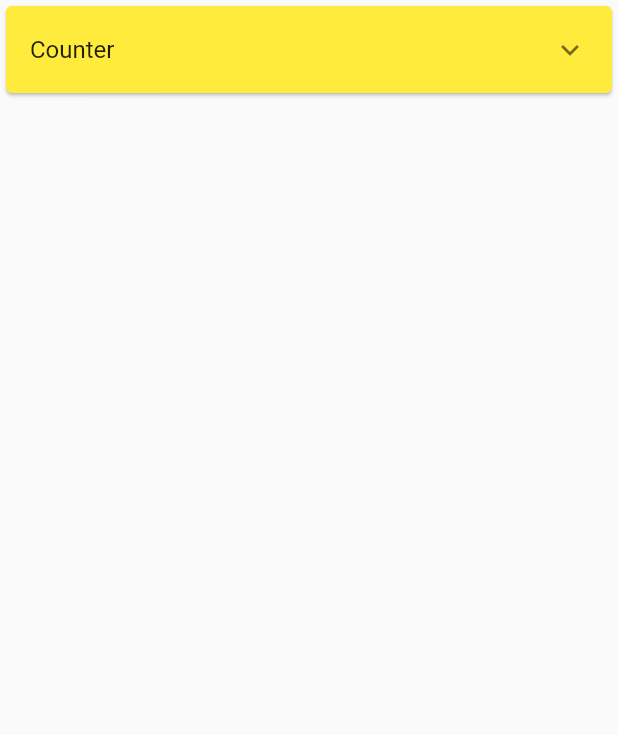
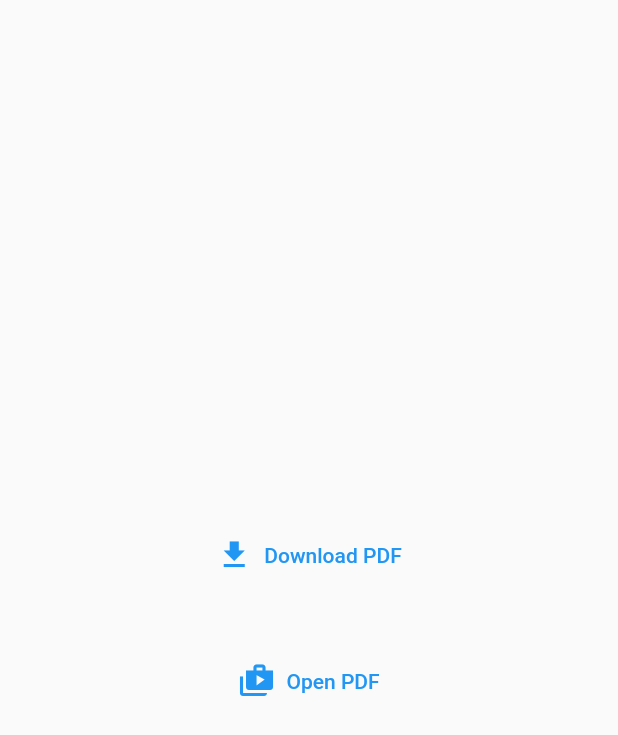
Before and after one commit to scancetin/flutter-examples, a Flutter app: the screen it shows after launch, on a phone screen of 412 x 824 dp. Shown: the top 735 px of the screen. Run offline on Flutter 3.47's test engine with Material 2 defaults, Android fonts, the phone set to English and light mode, and no system bars; our stand-ins replace open_file.

Commit message:
file-manager

```diff
--- /dev/null
+++ b/lib/file_manager/file_download_screen.dart
@@ -0,0 +1,74 @@
+import 'package:flutter/material.dart';
+import 'dart:io';
+import 'package:http/http.dart' as http;
+import 'package:path_provider/path_provider.dart';
+import 'package:open_file/open_file.dart';
+
+class FileDownloadScreen extends StatefulWidget {
+  const FileDownloadScreen({Key? key}) : super(key: key);
+
+  @override
+  _FileDownloadScreenState createState() => _FileDownloadScreenState();
+}
+
+class _FileDownloadScreenState extends State<FileDownloadScreen> {
+  String _filePath = "";
+
+  Future<String> _getDevicePath() async {
+    final _devicePath = await getApplicationDocumentsDirectory();
+    return _devicePath.path;
+  }
+
+  Future<File> _localFile({String? path, String? type}) async {
+    String _path = await _getDevicePath();
+    var _newPath = await Directory("$_path/$path").create();
+    return File("${_newPath.path}/oly.$type");
+  }
+
+  Future<void> _downloadSamplePDF() async {
+    final _response = await http.get(Uri.parse("http://www.africau.edu/images/default/sample.pdf"));
+
+    if (_response.statusCode == 200) {
+      final _file = await _localFile(path: "oly", type: "pdf");
+      final _savePDF = await _file.writeAsBytes(_response.bodyBytes);
+      print("PDF Saved to ${_savePDF.path}");
+      setState(() {
+        _filePath = _savePDF.path;
+      });
+    } else {
+      print(_response.statusCode);
+    }
+  }
+
+  @override
+  Widget build(BuildContext context) {
+    return Scaffold(
+      body: Center(
+        child: Column(
+          mainAxisAlignment: MainAxisAlignment.center,
+          children: <Widget>[
+            TextButton.icon(
+              icon: Icon(Icons.file_download),
+              label: Text("Download PDF"),
+              onPressed: () {
+                _downloadSamplePDF();
+              },
+            ),
+            Padding(
+              padding: EdgeInsets.symmetric(horizontal: 30, vertical: 10),
+              child: Text(_filePath),
+            ),
+            TextButton.icon(
+              icon: Icon(Icons.shop_two),
+              label: Text("Open PDF"),
+              onPressed: () async {
+                final _openFile = await OpenFile.open(_filePath, type: "application/pdf");
+                print(_openFile);
+              },
+            ),
+          ],
+        ),
+      ),
+    );
+  }
+}
--- a/lib/main.dart
+++ b/lib/main.dart
@@ -1,4 +1,5 @@
 import 'package:flutter/material.dart';
+import 'package:flutter_examples/file_manager/file_download_screen.dart';
 import 'package:flutter_examples/firebase_api_write/screens/firebase_screen.dart';
 import 'package:flutter_examples/widget_examples/screens/collapse_view.dart';
 import 'package:flutter_examples/widget_examples/screens/page_view_screen.dart';
@@ -11,7 +12,8 @@ class MyApp extends StatelessWidget {
   Widget build(BuildContext context) {
     return MaterialApp(
       title: 'Material App',
-      home: CollapseViewPage(),
+      debugShowCheckedModeBanner: false,
+      home: FileDownloadScreen(),
     );
   }
 }
--- a/pubspec.yaml
+++ b/pubspec.yaml
@@ -29,6 +29,8 @@ dependencies:
   # Use with the CupertinoIcons class for iOS style icons.
   cupertino_icons: ^1.0.2
   http: ^0.13.3
+  path_provider: ^2.0.2
+  open_file: ^3.2.1
 
 dev_dependencies:
   flutter_test:
```
Also changed, not shown: lib/firebase_api_write/screens/firebase_screen.dart (+47 -5 lines), pubspec.lock.
